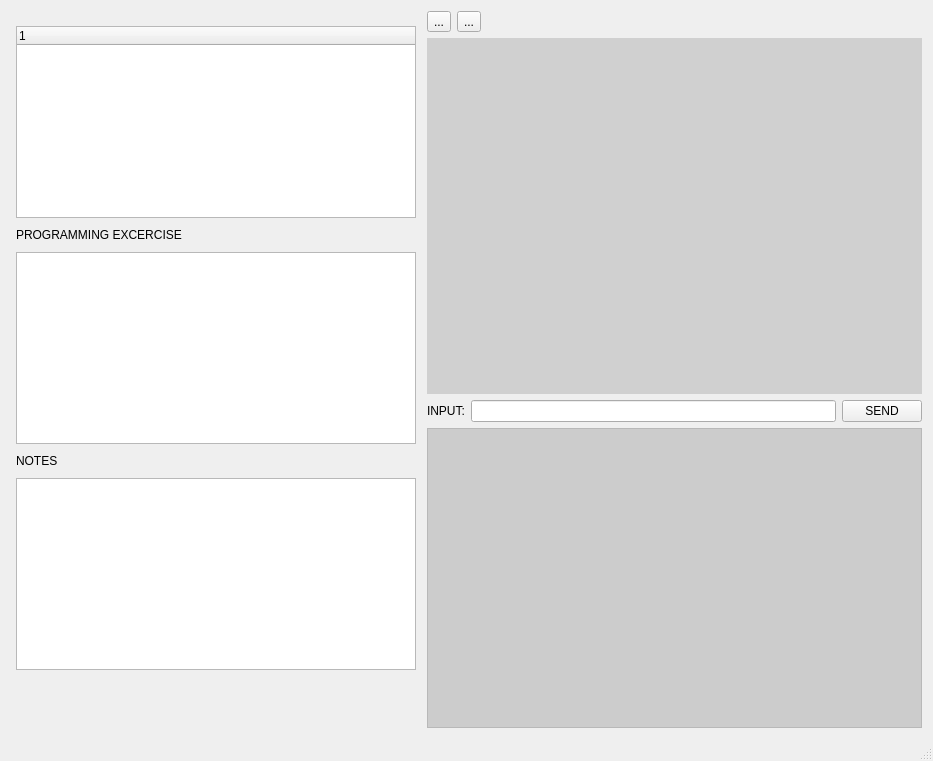
This is mainwindow.ui in ricardogang/CoderWatch as Qt 5 draws it before an edit. The edited form follows.
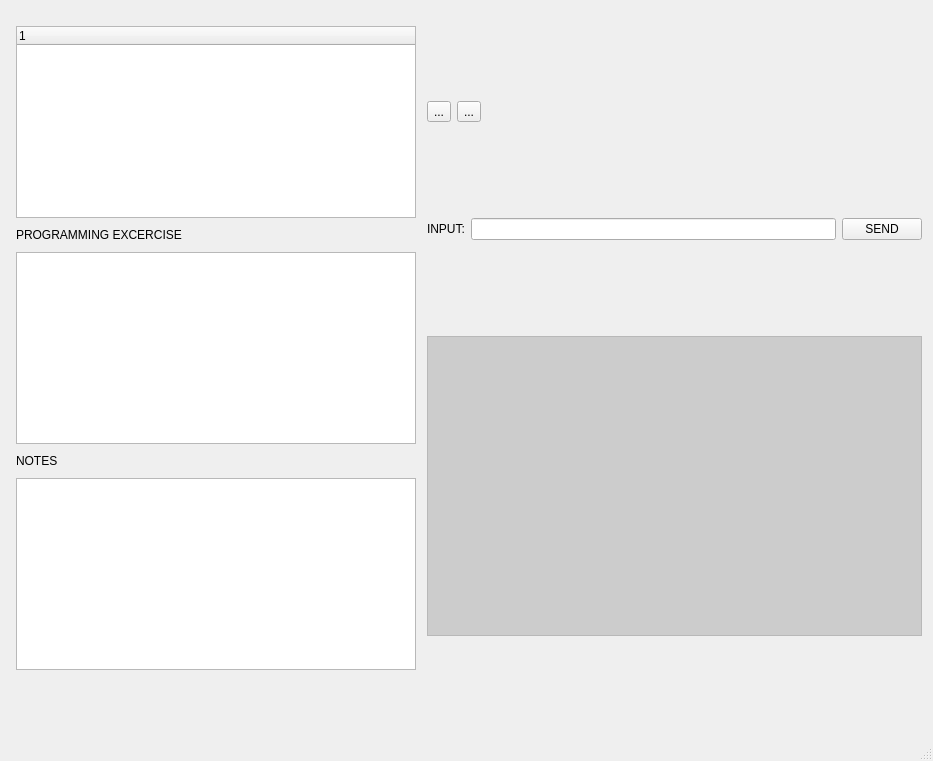
This is the edited form. Icons and pictures are not drawn.

Commit message: code area with right width

Patch:
```diff
--- a/mainwindow.ui
+++ b/mainwindow.ui
@@ -186,447 +186,7 @@
          </layout>
         </item>
         <item>
-         <widget class="QWidget" name="widget" native="true">
-          <property name="sizePolicy">
-           <sizepolicy hsizetype="Preferred" vsizetype="Preferred">
-            <horstretch>0</horstretch>
-            <verstretch>0</verstretch>
-           </sizepolicy>
-          </property>
-          <property name="minimumSize">
-           <size>
-            <width>0</width>
-            <height>0</height>
-           </size>
-          </property>
-          <property name="sizeIncrement">
-           <size>
-            <width>0</width>
-            <height>0</height>
-           </size>
-          </property>
-          <property name="palette">
-           <palette>
-            <active>
-             <colorrole role="WindowText">
-              <brush brushstyle="SolidPattern">
-               <color alpha="255">
-                <red>0</red>
-                <green>0</green>
-                <blue>0</blue>
-               </color>
-              </brush>
-             </colorrole>
-             <colorrole role="Button">
-              <brush brushstyle="SolidPattern">
-               <color alpha="255">
-                <red>208</red>
-                <green>208</green>
-                <blue>208</blue>
-               </color>
-              </brush>
-             </colorrole>
-             <colorrole role="Light">
-              <brush brushstyle="SolidPattern">
-               <color alpha="255">
-                <red>255</red>
-                <green>255</green>
-                <blue>255</blue>
-               </color>
-              </brush>
-             </colorrole>
-             <colorrole role="Midlight">
-              <brush brushstyle="SolidPattern">
-               <color alpha="255">
-                <red>231</red>
-                <green>231</green>
-                <blue>231</blue>
-               </color>
-              </brush>
-             </colorrole>
-             <colorrole role="Dark">
-              <brush brushstyle="SolidPattern">
-               <color alpha="255">
-                <red>104</red>
-                <green>104</green>
-                <blue>104</blue>
-               </color>
-              </brush>
-             </colorrole>
-             <colorrole role="Mid">
-              <brush brushstyle="SolidPattern">
-               <color alpha="255">
-                <red>139</red>
-                <green>139</green>
-                <blue>139</blue>
-               </color>
-              </brush>
-             </colorrole>
-             <colorrole role="Text">
-              <brush brushstyle="SolidPattern">
-               <color alpha="255">
-                <red>0</red>
-                <green>0</green>
-                <blue>0</blue>
-               </color>
-              </brush>
-             </colorrole>
-             <colorrole role="BrightText">
-              <brush brushstyle="SolidPattern">
-               <color alpha="255">
-                <red>255</red>
-                <green>255</green>
-                <blue>255</blue>
-               </color>
-              </brush>
-             </colorrole>
-             <colorrole role="ButtonText">
-              <brush brushstyle="SolidPattern">
-               <color alpha="255">
-                <red>0</red>
-                <green>0</green>
-                <blue>0</blue>
-               </color>
-              </brush>
-             </colorrole>
-             <colorrole role="Base">
-              <brush brushstyle="SolidPattern">
-               <color alpha="255">
-                <red>255</red>
-                <green>255</green>
-                <blue>255</blue>
-               </color>
-              </brush>
-             </colorrole>
-             <colorrole role="Window">
-              <brush brushstyle="SolidPattern">
-               <color alpha="255">
-                <red>208</red>
-                <green>208</green>
-                <blue>208</blue>
-               </color>
-              </brush>
-             </colorrole>
-             <colorrole role="Shadow">
-              <brush brushstyle="SolidPattern">
-               <color alpha="255">
-                <red>0</red>
-                <green>0</green>
-                <blue>0</blue>
-               </color>
-              </brush>
-             </colorrole>
-             <colorrole role="AlternateBase">
-              <brush brushstyle="SolidPattern">
-               <color alpha="255">
-                <red>231</red>
-                <green>231</green>
-                <blue>231</blue>
-               </color>
-              </brush>
-             </colorrole>
-             <colorrole role="ToolTipBase">
-              <brush brushstyle="SolidPattern">
-               <color alpha="255">
-                <red>255</red>
-                <green>255</green>
-                <blue>220</blue>
-               </color>
-              </brush>
-             </colorrole>
-             <colorrole role="ToolTipText">
-              <brush brushstyle="SolidPattern">
-               <color alpha="255">
-                <red>0</red>
-                <green>0</green>
-                <blue>0</blue>
-               </color>
-              </brush>
-             </colorrole>
-            </active>
-            <inactive>
-             <colorrole role="WindowText">
-              <brush brushstyle="SolidPattern">
-               <color alpha="255">
-                <red>0</red>
-                <green>0</green>
-                <blue>0</blue>
-               </color>
-              </brush>
-             </colorrole>
-             <colorrole role="Button">
-              <brush brushstyle="SolidPattern">
-               <color alpha="255">
-                <red>208</red>
-                <green>208</green>
-                <blue>208</blue>
-               </color>
-              </brush>
-             </colorrole>
-             <colorrole role="Light">
-              <brush brushstyle="SolidPattern">
-               <color alpha="255">
-                <red>255</red>
-                <green>255</green>
-                <blue>255</blue>
-               </color>
-              </brush>
-             </colorrole>
-             <colorrole role="Midlight">
-              <brush brushstyle="SolidPattern">
-               <color alpha="255">
-                <red>231</red>
-                <green>231</green>
-                <blue>231</blue>
-               </color>
-              </brush>
-             </colorrole>
-             <colorrole role="Dark">
-              <brush brushstyle="SolidPattern">
-               <color alpha="255">
-                <red>104</red>
-                <green>104</green>
-                <blue>104</blue>
-               </color>
-              </brush>
-             </colorrole>
-             <colorrole role="Mid">
-              <brush brushstyle="SolidPattern">
-               <color alpha="255">
-                <red>139</red>
-                <green>139</green>
-                <blue>139</blue>
-               </color>
-              </brush>
-             </colorrole>
-             <colorrole role="Text">
-              <brush brushstyle="SolidPattern">
-               <color alpha="255">
-                <red>0</red>
-                <green>0</green>
-                <blue>0</blue>
-               </color>
-              </brush>
-             </colorrole>
-             <colorrole role="BrightText">
-              <brush brushstyle="SolidPattern">
-               <color alpha="255">
-                <red>255</red>
-                <green>255</green>
-                <blue>255</blue>
-               </color>
-              </brush>
-             </colorrole>
-             <colorrole role="ButtonText">
-              <brush brushstyle="SolidPattern">
-               <color alpha="255">
-                <red>0</red>
-                <green>0</green>
-                <blue>0</blue>
-               </color>
-              </brush>
-             </colorrole>
-             <colorrole role="Base">
-              <brush brushstyle="SolidPattern">
-               <color alpha="255">
-                <red>255</red>
-                <green>255</green>
-                <blue>255</blue>
-               </color>
-              </brush>
-             </colorrole>
-             <colorrole role="Window">
-              <brush brushstyle="SolidPattern">
-               <color alpha="255">
-                <red>208</red>
-                <green>208</green>
-                <blue>208</blue>
-               </color>
-              </brush>
-             </colorrole>
-             <colorrole role="Shadow">
-              <brush brushstyle="SolidPattern">
-               <color alpha="255">
-                <red>0</red>
-                <green>0</green>
-                <blue>0</blue>
-               </color>
-              </brush>
-             </colorrole>
-             <colorrole role="AlternateBase">
-              <brush brushstyle="SolidPattern">
-               <color alpha="255">
-                <red>231</red>
-                <green>231</green>
-                <blue>231</blue>
-               </color>
-              </brush>
-             </colorrole>
-             <colorrole role="ToolTipBase">
-              <brush brushstyle="SolidPattern">
-               <color alpha="255">
-                <red>255</red>
-                <green>255</green>
-                <blue>220</blue>
-               </color>
-              </brush>
-             </colorrole>
-             <colorrole role="ToolTipText">
-              <brush brushstyle="SolidPattern">
-               <color alpha="255">
-                <red>0</red>
-                <green>0</green>
-                <blue>0</blue>
-               </color>
-              </brush>
-             </colorrole>
-            </inactive>
-            <disabled>
-             <colorrole role="WindowText">
-              <brush brushstyle="SolidPattern">
-               <color alpha="255">
-                <red>104</red>
-                <green>104</green>
-                <blue>104</blue>
-               </color>
-              </brush>
-             </colorrole>
-             <colorrole role="Button">
-              <brush brushstyle="SolidPattern">
-               <color alpha="255">
-                <red>208</red>
-                <green>208</green>
-                <blue>208</blue>
-               </color>
-              </brush>
-             </colorrole>
-             <colorrole role="Light">
-              <brush brushstyle="SolidPattern">
-               <color alpha="255">
-                <red>255</red>
-                <green>255</green>
-                <blue>255</blue>
-               </color>
-              </brush>
-             </colorrole>
-             <colorrole role="Midlight">
-              <brush brushstyle="SolidPattern">
-               <color alpha="255">
-                <red>231</red>
-                <green>231</green>
-                <blue>231</blue>
-               </color>
-              </brush>
-             </colorrole>
-             <colorrole role="Dark">
-              <brush brushstyle="SolidPattern">
-               <color alpha="255">
-                <red>104</red>
-                <green>104</green>
-                <blue>104</blue>
-               </color>
-              </brush>
-             </colorrole>
-             <colorrole role="Mid">
-              <brush brushstyle="SolidPattern">
-               <color alpha="255">
-                <red>139</red>
-                <green>139</green>
-                <blue>139</blue>
-               </color>
-              </brush>
-             </colorrole>
-             <colorrole role="Text">
-              <brush brushstyle="SolidPattern">
-               <color alpha="255">
-                <red>104</red>
-                <green>104</green>
-                <blue>104</blue>
-               </color>
-              </brush>
-             </colorrole>
-             <colorrole role="BrightText">
-              <brush brushstyle="SolidPattern">
-               <color alpha="255">
-                <red>255</red>
-                <green>255</green>
-                <blue>255</blue>
-               </color>
-              </brush>
-             </colorrole>
-             <colorrole role="ButtonText">
-              <brush brushstyle="SolidPattern">
-               <color alpha="255">
-                <red>104</red>
-                <green>104</green>
-                <blue>104</blue>
-               </color>
-              </brush>
-             </colorrole>
-             <colorrole role="Base">
-              <brush brushstyle="SolidPattern">
-               <color alpha="255">
-                <red>208</red>
-                <green>208</green>
-                <blue>208</blue>
-               </color>
-              </brush>
-             </colorrole>
-             <colorrole role="Window">
-              <brush brushstyle="SolidPattern">
-               <color alpha="255">
-                <red>208</red>
-                <green>208</green>
-                <blue>208</blue>
-               </color>
-              </brush>
-             </colorrole>
-             <colorrole role="Shadow">
-              <brush brushstyle="SolidPattern">
-               <color alpha="255">
-                <red>0</red>
-                <green>0</green>
-                <blue>0</blue>
-               </color>
-              </brush>
-             </colorrole>
-             <colorrole role="AlternateBase">
-              <brush brushstyle="SolidPattern">
-               <color alpha="255">
-                <red>208</red>
-                <green>208</green>
-                <blue>208</blue>
-               </color>
-              </brush>
-             </colorrole>
-             <colorrole role="ToolTipBase">
-              <brush brushstyle="SolidPattern">
-               <color alpha="255">
-                <red>255</red>
-                <green>255</green>
-                <blue>220</blue>
-               </color>
-              </brush>
-             </colorrole>
-             <colorrole role="ToolTipText">
-              <brush brushstyle="SolidPattern">
-               <color alpha="255">
-                <red>0</red>
-                <green>0</green>
-                <blue>0</blue>
-               </color>
-              </brush>
-             </colorrole>
-            </disabled>
-           </palette>
-          </property>
-          <property name="toolTip">
-           <string>ksdlfasf</string>
-          </property>
-          <property name="autoFillBackground">
-           <bool>true</bool>
-          </property>
-         </widget>
+         <layout class="QHBoxLayout" name="layoutCode"/>
         </item>
         <item>
          <layout class="QHBoxLayout" name="horizontalLayout_2">
```
The commit also changes 3 other files.
